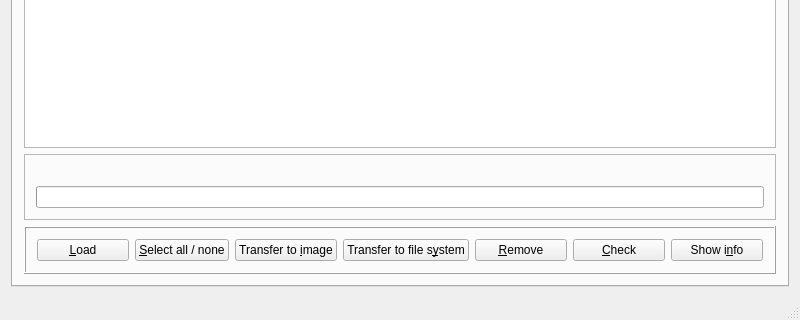
The window that resources/ui/wiibafu.ui (evertonstz/wiibafu) describes before a commit, drawn with Qt 5; both pictures show x 0 to 800 and y 285 to 605 of the 800 by 605 pixel window.
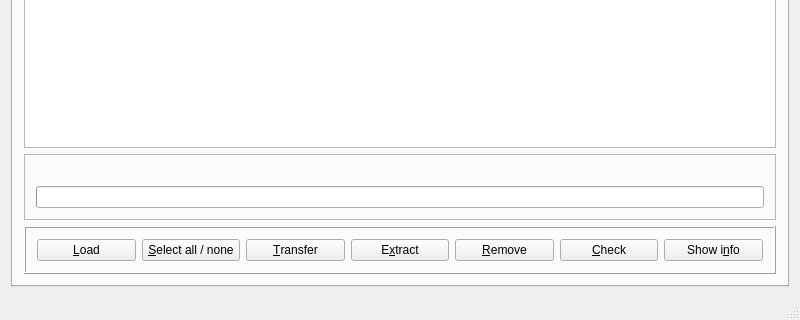
The same window after the commit. The open tabs and pages were chosen to show the change. Icons and pictures are not drawn.

Commit message: Extract image from image/WBFS (fst)

What changed in the file:
```diff
--- a/resources/ui/wiibafu.ui
+++ b/resources/ui/wiibafu.ui
@@ -327,14 +327,14 @@
            <item>
             <widget class="QPushButton" name="wbfsTab_pushButton_TransferToImage">
              <property name="text">
-              <string>Transfer to &amp;image</string>
+              <string>&amp;Transfer</string>
              </property>
             </widget>
            </item>
            <item>
             <widget class="QPushButton" name="wbfsTab_pushButton_TransferToFileSystem">
              <property name="text">
-              <string>Transfer to file s&amp;ystem</string>
+              <string>E&amp;xtract</string>
              </property>
             </widget>
            </item>
```
Left out of the diff: 10 changed lines with no effect on the pictures. The commit also changes 7 other files.
